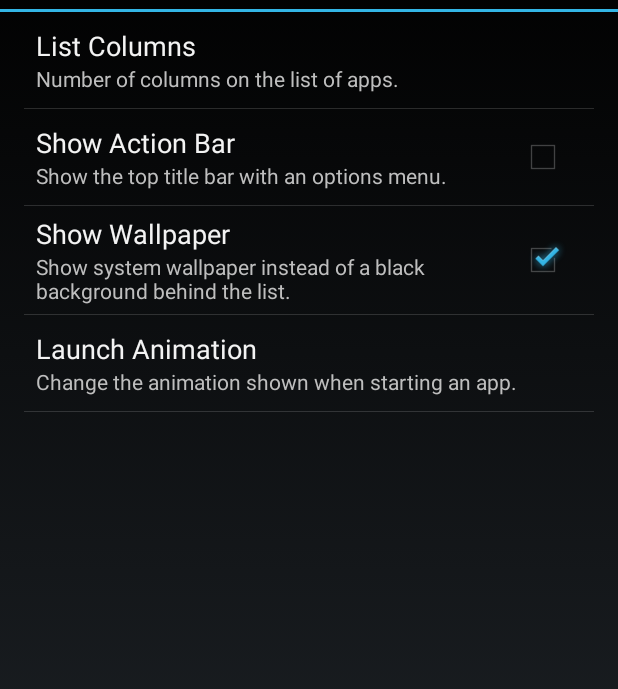
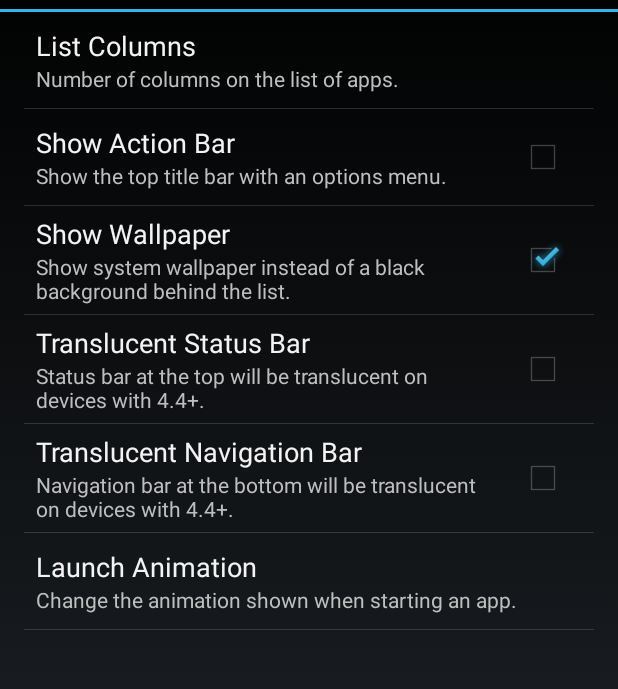
Before and after one commit to andreyrd/ListLauncher, an Android app: the screen it shows after launch (SettingsActivity), after a tap on "ListLauncher Settings", on a phone screen of 412 x 824 dp, the part 60-749 px from its top. Run offline under Robolectric (Android 15) with nearby library versions, the phone set to English and light mode, and no system bars.

Commit message:
Preference for translucent status/navigation bars

```diff
--- a/app/src/main/java/com/amagital/launcher/list/LauncherActivity.java
+++ b/app/src/main/java/com/amagital/launcher/list/LauncherActivity.java
@@ -20,13 +20,17 @@ import android.os.Build;
 import android.os.Bundle;
 import android.preference.PreferenceManager;
 import android.provider.Settings;
+import android.util.Log;
 import android.view.Menu;
 import android.view.MenuInflater;
 import android.view.MenuItem;
 import android.view.View;
+import android.view.Window;
+import android.view.WindowManager;
 import android.widget.AdapterView;
 import android.widget.GridView;
 import android.widget.ImageView;
+import android.widget.ListView;
 import android.widget.ProgressBar;
 
 import java.util.ArrayList;
@@ -95,6 +99,7 @@ public class LauncherActivity extends Activity {
 		loadPrefsActionBar();
 		loadPrefsAnimation();
         loadPrefsColumns();
+		loadPrefsTranslucent();
 
 		loadAppInfo();
 	}
@@ -165,6 +170,45 @@ public class LauncherActivity extends Activity {
         gridView.setNumColumns(Integer.valueOf(columns));
     }
 
+    private void loadPrefsTranslucent() {
+        if (Build.VERSION.SDK_INT >= Build.VERSION_CODES.KITKAT) {
+            Window window = getWindow();
+
+            boolean translucentStatus = PreferenceManager
+                    .getDefaultSharedPreferences(this)
+                    .getBoolean("translucent_status", false);
+
+            if (translucentStatus) {
+                window.addFlags(WindowManager.LayoutParams.FLAG_TRANSLUCENT_STATUS);
+
+            } else {
+                window.clearFlags(WindowManager.LayoutParams.FLAG_TRANSLUCENT_STATUS);
+            }
+
+            boolean translucentNavigation = PreferenceManager
+                    .getDefaultSharedPreferences(this)
+                    .getBoolean("translucent_navigation", false);
+
+            if (translucentNavigation) {
+                window.addFlags(WindowManager.LayoutParams.FLAG_TRANSLUCENT_NAVIGATION);
+				gridView.setPadding(0, gridView.getPaddingTop(), 0, getNavigationBarHeight());
+            } else {
+                window.clearFlags(WindowManager.LayoutParams.FLAG_TRANSLUCENT_NAVIGATION);
+				gridView.setPadding(0, gridView.getPaddingTop(), 0, 0);
+            }
+
+            // Padding on top is needed if either one is set, since that makes the grid go outside
+			// of decor
+			if (translucentStatus || translucentNavigation) {
+				gridView.setPadding(0, getStatusBarHeight(), 0, gridView.getPaddingBottom());
+				gridView.setClipToPadding(false);
+			} else {
+				gridView.setPadding(0, 0, 0, 0);
+				gridView.setClipToPadding(true);
+			}
+        }
+    }
+
 	@Override
 	protected void onPause() {
 		super.onPause();
@@ -192,6 +236,22 @@ public class LauncherActivity extends Activity {
 		}
 	}
 
+    private int getStatusBarHeight() {
+        int resourceId = getResources().getIdentifier("status_bar_height", "dimen", "android");
+        if (resourceId > 0) {
+            return getResources().getDimensionPixelSize(resourceId);
+        }
+        return 0;
+    }
+
+    private int getNavigationBarHeight() {
+		int resourceId = getResources().getIdentifier("navigation_bar_height", "dimen", "android");
+		if (resourceId > 0) {
+			return getResources().getDimensionPixelSize(resourceId);
+		}
+		return 0;
+	}
+
 	private void loadAppInfo() {
 		AsyncTask<Void, Integer, Void> task = new AsyncTask<Void, Integer, Void>() {
 			@Override
@@ -206,7 +266,7 @@ public class LauncherActivity extends Activity {
 					Intent intent = pm.getLaunchIntentForPackage(info.packageName);
 					String name = info.loadLabel(pm).toString();
 
-					if (intent != null&& name != null
+					if (intent != null && name != null
 							&& !info.packageName.equals(BuildConfig.APPLICATION_ID)) {
 
 						intent.setAction(Intent.ACTION_MAIN);
--- a/app/src/main/java/com/amagital/launcher/list/SettingsActivity.java
+++ b/app/src/main/java/com/amagital/launcher/list/SettingsActivity.java
@@ -1,15 +1,60 @@
 package com.amagital.launcher.list;
 
+import android.content.SharedPreferences;
+import android.os.Build;
 import android.os.Bundle;
+import android.preference.Preference;
 import android.preference.PreferenceActivity;
 
 /**
  * Created by Andrey on 9/2/2014.
  */
-public class SettingsActivity extends PreferenceActivity {
+public class SettingsActivity extends PreferenceActivity implements SharedPreferences.OnSharedPreferenceChangeListener {
 	@Override
 	protected void onCreate(Bundle savedInstanceState) {
 		super.onCreate(savedInstanceState);
 		addPreferencesFromResource(R.xml.preferences);
+
+		Preference translucentStatusPreference = findPreference("translucent_status");
+		Preference translucentNavigationPreference = findPreference("translucent_navigation");
+
+		if (Build.VERSION.SDK_INT < Build.VERSION_CODES.KITKAT) {
+			translucentStatusPreference.setEnabled(false);
+			translucentNavigationPreference.setEnabled(false);
+		}
+
+		updateActionBar();
+	}
+
+	@Override
+	protected void onResume() {
+		super.onResume();
+		getPreferenceScreen().getSharedPreferences().registerOnSharedPreferenceChangeListener(this);
+	}
+
+	@Override
+	protected void onPause() {
+		super.onPause();
+		getPreferenceScreen().getSharedPreferences().unregisterOnSharedPreferenceChangeListener(this);
+	}
+
+	@Override
+	public void onSharedPreferenceChanged(SharedPreferences sharedPreferences, String s) {
+		updateActionBar();
+	}
+
+	private void updateActionBar() {
+		boolean translucentStatus = getPreferenceScreen().getSharedPreferences().getBoolean("translucent_status", false);
+		boolean translucentNavigation = getPreferenceScreen().getSharedPreferences().getBoolean("translucent_navigation", false);
+
+		Preference actionBarPreference = findPreference("show_action_bar");
+
+		if (translucentStatus || translucentNavigation) {
+			// Need to disable action bar!
+			actionBarPreference.setEnabled(false);
+			getPreferenceScreen().getSharedPreferences().edit().putBoolean("show_action_bar", false).apply();
+		} else {
+			actionBarPreference.setEnabled(true);
+		}
 	}
 }
--- a/app/src/main/res/values/preference_values.xml
+++ b/app/src/main/res/values/preference_values.xml
@@ -15,4 +15,12 @@
     <string name="pref_show_wallpaper_title">Show Wallpaper</string>
     <string name="pref_show_wallpaper_summary">Show system wallpaper instead of a black background behind the list.</string>
     <bool name="pref_show_wallpaper_default">true</bool>
+
+    <string name="pref_translucent_status_title">Translucent Status Bar</string>
+    <string name="pref_translucent_status_summary">Status bar at the top will be translucent on devices with 4.4+.</string>
+    <bool name="pref_translucent_status">false</bool>
+
+    <string name="pref_translucent_navigation_title">Translucent Navigation Bar</string>
+    <string name="pref_translucent_navigation_summary">Navigation bar at the bottom will be translucent on devices with 4.4+.</string>
+    <bool name="pref_translucent_navigation">false</bool>
 </resources>
--- a/app/src/main/res/xml/preferences.xml
+++ b/app/src/main/res/xml/preferences.xml
@@ -22,6 +22,18 @@
 		android:summary="@string/pref_show_wallpaper_summary"
 		android:defaultValue="@bool/pref_show_wallpaper_default" />
 
+	<CheckBoxPreference
+        android:key="translucent_status"
+        android:title="@string/pref_translucent_status_title"
+        android:summary="@string/pref_translucent_status_summary"
+        android:defaultValue="@bool/pref_translucent_status" />
+
+    <CheckBoxPreference
+        android:key="translucent_navigation"
+        android:title="@string/pref_translucent_navigation_title"
+        android:summary="@string/pref_translucent_navigation_summary"
+        android:defaultValue="@bool/pref_translucent_navigation" />
+
 	<ListPreference
 		android:key="launch_anim"
 		android:title="@string/pref_launch_anim_title"
```
Also changed, not shown: 1 other file.
